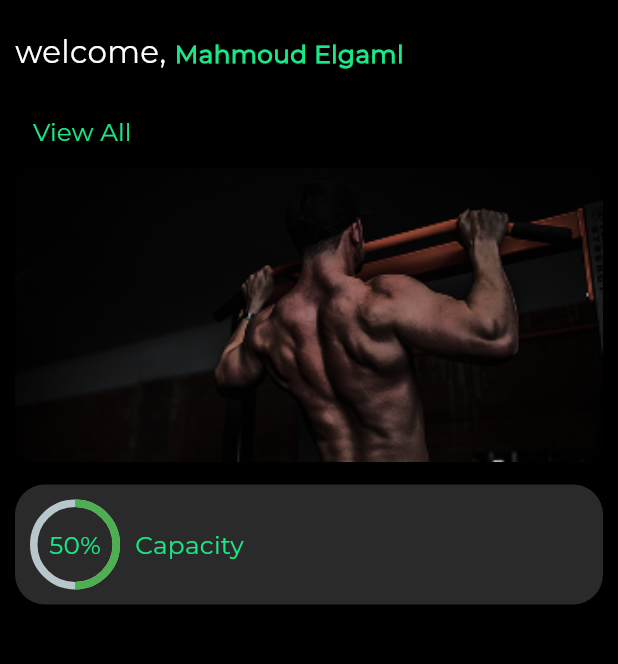
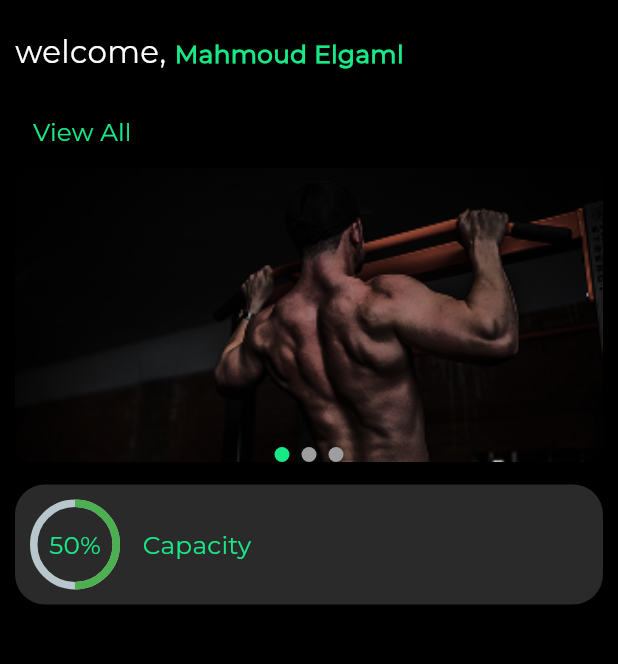
Before and after one commit to MahmoudElgaml/gym_system, a Flutter app: the HomeScreen screen opened by its route, on a phone screen of 412 x 824 dp, the part 84-748 px from its top. Run offline on Flutter 3.47's test engine with Material 3 defaults, Android fonts, the phone set to English and light mode, and no system bars; drawn by our look-alikes of carousel_slider, percent_indicator, smooth_page_indicator; our stand-ins replace bloc, connectivity_plus, device_preview, dio, dropdown_button2, flashy_tab_bar2 and 12 more; missing offline and left inert: bottom_picker, radio_group_v2; accounts and stored records are empty.

Commit message:
- make refactor to widget tree - add animated indecator package

```diff
--- a/lib/features/home/home_screen.dart
+++ b/lib/features/home/home_screen.dart
@@ -6,16 +6,14 @@ import 'package:gym_system/core/utils/app_color.dart';
 import 'package:gym_system/core/utils/app_images.dart';
 import 'package:gym_system/core/utils/app_string.dart';
 import 'package:gym_system/core/utils/fonts.dart';
+import 'package:gym_system/features/home/presentation/widgets/capacity_section.dart';
+import 'package:gym_system/features/home/presentation/widgets/slider_image_section.dart';
 import 'package:percent_indicator/circular_percent_indicator.dart';
 import 'package:percent_indicator/linear_percent_indicator.dart';
 
 class HomeScreen extends StatelessWidget {
   const HomeScreen({super.key});
-  static const List<String> imgList = [
-    Assets.gym1,
-    Assets.gym2,
-    Assets.gym3,
-  ];
+
   @override
   Widget build(BuildContext context) {
     return Scaffold(
@@ -58,80 +56,12 @@ class HomeScreen extends StatelessWidget {
               ),
             ),
             const Gap(15),
-            Column(
+            const Column(
               crossAxisAlignment: CrossAxisAlignment.start,
               children: [
-                TextButton(
-                  onPressed: () {},
-                  child: Text(
-                    textAlign: TextAlign.start,
-                    AppString.viewAll,
-                    style: AppFonts.textMedium16(context)
-                        .copyWith(color: AppColor.primaryColor),
-                  ),
-                ),
-                CarouselSlider(
-
-                  items: imgList
-                      .map(
-                        (item) => Container(
-                          decoration: BoxDecoration(
-
-                            borderRadius: BorderRadius.circular(10),
-                          ),
-                          child: ClipRRect(
-                            borderRadius: BorderRadius.circular(10),
-                            child: Image.asset(
-                              item,
-                              fit: BoxFit.fill,
-                            ),
-                          ),
-                        ),
-                      )
-                      .toList(),
-                  options: CarouselOptions(
-
-                    animateToClosest: false,
-                    enlargeCenterPage: false,
-                    viewportFraction: 1,
-                    enlargeFactor: .5,
-                    aspectRatio: 2.0,
-                  ),
-                ),
-                const Gap(15),
-                Container(
-                  padding: const EdgeInsets.all(10),
-                  decoration: BoxDecoration(
-                    color: const Color(0xff2a2a2a),
-
-                    borderRadius: BorderRadius.circular(20),
-                  ),
-                  child: Row(
-                    children: [
-                      Container(
-
-                        child: CircularPercentIndicator(
-                          radius: 30.0,
-                          lineWidth: 5.0,
-                          percent: .5,
-                          center: Text(
-                            "50%",
-                            style: AppFonts.textMedium16(context).copyWith(
-                              color: AppColor.primaryColor,
-                            ),
-                          ),
-                          progressColor: Colors.green,
-                        ),
-                      ),
-                      const Gap(10),
-                      Text(
-                        AppString.capacity,
-                        style: AppFonts.textMedium16(context)
-                            .copyWith(color: AppColor.primaryColor),
-                      ),
-                    ],
-                  ),
-                ),
+                SliderImageSection(),
+                Gap(15),
+                CapacitySection(),
               ],
             )
           ],
--- /dev/null
+++ b/lib/features/home/presentation/widgets/capacity_section.dart
@@ -0,0 +1,48 @@
+import 'package:flutter/foundation.dart';
+import 'package:flutter/material.dart';
+import 'package:gap/gap.dart';
+import 'package:gym_system/core/utils/app_color.dart';
+import 'package:gym_system/core/utils/app_string.dart';
+import 'package:gym_system/core/utils/fonts.dart';
+import 'package:percent_indicator/circular_percent_indicator.dart';
+
+class CapacitySection extends StatelessWidget {
+  const CapacitySection({super.key});
+
+  @override
+  Widget build(BuildContext context) {
+    return Container(
+      padding: const EdgeInsets.all(10),
+      decoration: BoxDecoration(
+        color: const Color(0xff2a2a2a),
+        borderRadius: BorderRadius.circular(20),
+      ),
+      child: Row(
+        children: [
+          // ignore: avoid_unnecessary_containers
+          Container(
+            child: CircularPercentIndicator(
+              radius: 30.0,
+              lineWidth: 5.0,
+              percent: .5,
+              center: Text(
+                "50%",
+                style: AppFonts.textMedium16(context).copyWith(
+                  color: AppColor.primaryColor,
+                ),
+              ),
+              progressColor: Colors.green,
+            ),
+          ),
+          const Gap(15
+          ),
+          Text(
+            AppString.capacity,
+            style: AppFonts.textMedium16(context)
+                .copyWith(color: AppColor.primaryColor),
+          ),
+        ],
+      ),
+    );
+  }
+}
--- /dev/null
+++ b/lib/features/home/presentation/widgets/slider_image_section.dart
@@ -0,0 +1,89 @@
+import 'package:carousel_slider/carousel_options.dart';
+import 'package:carousel_slider/carousel_slider.dart';
+import 'package:flutter/foundation.dart';
+import 'package:flutter/material.dart';
+import 'package:gym_system/core/utils/app_color.dart';
+import 'package:gym_system/core/utils/app_images.dart';
+import 'package:gym_system/core/utils/app_string.dart';
+import 'package:gym_system/core/utils/fonts.dart';
+import 'package:smooth_page_indicator/smooth_page_indicator.dart';
+
+class SliderImageSection extends StatefulWidget {
+  const SliderImageSection({super.key});
+  static const List<String> imgList = [
+    Assets.gym1,
+    Assets.gym2,
+    Assets.gym3,
+  ];
+
+  @override
+  State<SliderImageSection> createState() => _SliderImageSectionState();
+}
+
+class _SliderImageSectionState extends State<SliderImageSection> {
+  int yourActiveIndex = 0;
+  @override
+  Widget build(BuildContext context) {
+    return Column(
+      crossAxisAlignment: CrossAxisAlignment.start,
+      children: [
+        TextButton(
+          onPressed: () {},
+          child: Text(
+            textAlign: TextAlign.start,
+            AppString.viewAll,
+            style: AppFonts.textMedium16(context)
+                .copyWith(color: AppColor.primaryColor),
+          ),
+        ),
+        Stack(
+          alignment: Alignment.bottomCenter,
+          children: [
+            CarouselSlider(
+              items: SliderImageSection.imgList
+                  .map(
+                    (item) => Container(
+                      decoration: BoxDecoration(
+                        borderRadius: BorderRadius.circular(10),
+                      ),
+                      child: ClipRRect(
+                        borderRadius: BorderRadius.circular(10),
+                        child: Image.asset(
+                          item,
+                          fit: BoxFit.fill,
+                        ),
+                      ),
+                    ),
+                  )
+                  .toList(),
+              options: CarouselOptions(
+                animateToClosest: false,
+                enlargeCenterPage: false,
+                viewportFraction: 1,
+                enlargeFactor: .5,
+
+                aspectRatio: 2.0,
+                onPageChanged: (index, reason) {
+                  setState(() {
+                    yourActiveIndex = index;
+                  });
+                },
+              ),
+            ),
+            AnimatedSmoothIndicator(
+              activeIndex: yourActiveIndex,
+              count: 3,
+              effect: const WormEffect(
+                activeDotColor: AppColor.primaryColor,
+                radius: 10,
+                dotWidth: 10,
+                dotHeight: 10,
+              ),
+
+            )
+          ],
+        ),
+      ],
+    );
+  }
+}
--- a/pubspec.yaml
+++ b/pubspec.yaml
@@ -67,6 +67,7 @@ dependencies:
   device_preview: ^1.2.0
   percent_indicator: ^4.2.4
   carousel_slider: ^5.0.0
+  smooth_page_indicator: ^1.2.1
 
 
 dev_dependencies:
```
Also changed, not shown: pubspec.lock.
